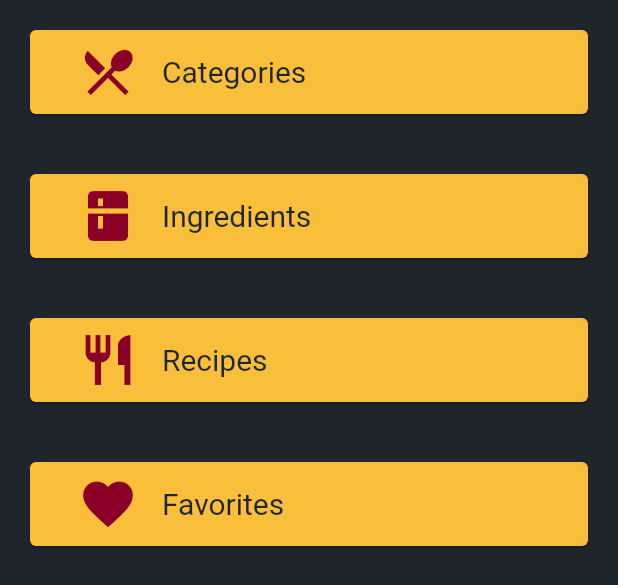
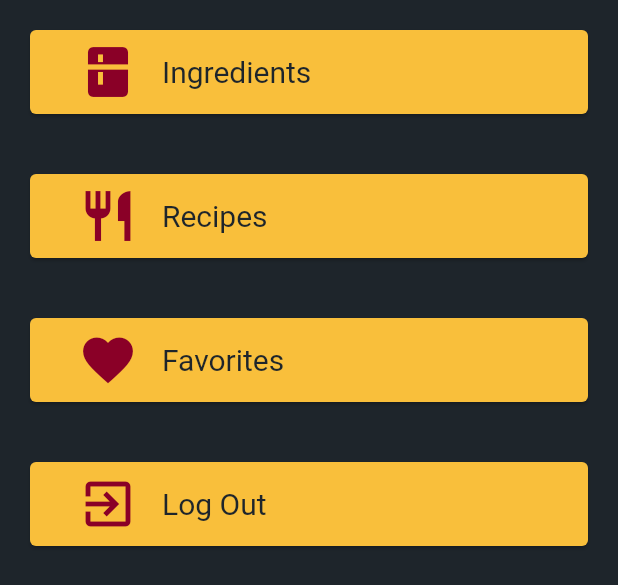
Before and after one commit to dpalencia/EasyEats, a Flutter app: the MainScreen widget shown alone on an empty page, opened directly, on a phone screen of 412 x 824 dp. Shown: the top 585 px of the screen. Run offline on Flutter 3.47's test engine with Material 2 defaults, Android fonts, the phone set to English and light mode, and no system bars; our stand-ins replace cloud_firestore, firebase_auth, flutter_rating_bar; accounts and stored records are empty; network calls fail; Roboto replaces fonts that are missing (Caveat).

Commit message:
Cleaning up Colors/Layout of Dish Lists

```diff
--- a/Source Code/lib/classes/FavoriteButton.dart
+++ b/Source Code/lib/classes/FavoriteButton.dart
@@ -7,16 +7,19 @@ class FavoriteButton extends StatelessWidget {
   // Build a tappable favorites icon based on live database data.
   // Tapping will add/remove the dish from the user favorites.
   final Dish _dish;
-  FavoriteButton(this._dish);
+  final Color color;
+  FavoriteButton(this._dish, {this.color});
   @override
   build(BuildContext context) {
     return StreamBuilder(
               stream: Firestore.instance.collection("user").document(getTheUserID(context)).snapshots(),
               builder: (BuildContext context, AsyncSnapshot<DocumentSnapshot> snap) {
+                if(snap.connectionState == ConnectionState.waiting) return Text("Loading...");
                 List<dynamic> userFavorites = snap.data["favoriteRecipes"].toList();
                 bool isInFavorites = snap.data["favoriteRecipes"].any((element) => element.path == _dish.ref.path);
                 return IconButton(
                   icon: Icon(isInFavorites ? Icons.star : Icons.star_border),
+                  color: color,
                   onPressed: () {
                     if(isInFavorites) removeFromFavorites(userFavorites, snap.data.reference, context);
                     else addToFavorites(userFavorites, snap.data.reference, context);
--- a/Source Code/lib/classes/Theme.dart
+++ b/Source Code/lib/classes/Theme.dart
@@ -14,6 +14,12 @@ ThemeData darkTheme() {
       body1: TextStyle(
         color: Color(0xffffffff)
       )
+    ),
+    accentTextTheme: TextTheme(
+      display1: TextStyle(
+        color: Color(0xff8a0027),
+        fontSize: 25
+      )
     )
   );
 }
--- a/Source Code/lib/screens/LandingScreen.dart
+++ b/Source Code/lib/screens/LandingScreen.dart
@@ -1,8 +1,10 @@
 import 'package:flutter/material.dart';
 import 'package:odysseusrecipes/classes/MainDrawer.dart';
 import 'package:odysseusrecipes/classes/Theme.dart';
+import 'package:odysseusrecipes/functions/accountHelpers.dart';
 import 'package:odysseusrecipes/screens/IngredientsList.dart';
 import 'package:odysseusrecipes/screens/DishesList.dart';
+import 'package:odysseusrecipes/screens/Root.dart';
 
 class LandingScreen extends StatelessWidget {
   @override
@@ -36,7 +38,6 @@ class LandingScreen extends StatelessWidget {
             ),
           ],
         ),
-        drawer: MainDrawer(),
         body: MainScreen(),
         backgroundColor: Theme.of(context).backgroundColor,
     )
@@ -45,6 +46,32 @@ class LandingScreen extends StatelessWidget {
 }
 
 class MainScreen extends StatelessWidget {
+  Widget paddedButton(BuildContext context, IconData theIcon, String label, callback) {
+    return Padding(
+          padding: const EdgeInsets.all(16.0),
+          child: Card(
+              color: Theme.of(context).accentColor,
+              child: FlatButton(
+                child: ListTile(
+                  leading: Icon(
+                    theIcon,
+                    size: 40.0,
+                    color: Theme.of(context).primaryColor,
+                  ),
+                  title: Text(
+                    label,
+                    style: TextStyle(
+                        fontSize: 20.0,
+                        color: Theme.of(context).backgroundColor,
+                    ),
+                  ),
+                ),
+                onPressed: callback,
+              ),
+          ),
+        );
+  }
+
   @override
   Widget build(BuildContext context) {
     return ListView(
@@ -56,111 +83,13 @@ class MainScreen extends StatelessWidget {
             ),
           ],
         ),
-        Padding(
-          padding: const EdgeInsets.all(16.0),
-          child: Card(
-            color: Theme.of(context).accentColor,
-            child: FlatButton(
-              child: ListTile(
-                leading: Icon(
-                  Icons.restaurant_menu,
-                  size: 40.0,
-                  color: Theme.of(context).primaryColor,
-                ),
-                title: Text(
-                  'Categories',
-                  style: TextStyle(
-                    fontFamily: 'Caveat',
-                    fontSize: 20.0,
-                    color: Theme.of(context).backgroundColor,
-                  ),
-                ),
-              ),
-              onPressed: (){
-                print('Categories pressed');
-              },
-            ),
-          ),
-        ),
-        Padding(
-          padding: const EdgeInsets.all(16.0),
-          child: Card(
-              color: Theme.of(context).accentColor,
-              child: FlatButton(
-                child: ListTile(
-                  leading: Icon(
-                    Icons.kitchen,
-                    size: 40.0,
-                    color: Theme.of(context).primaryColor,
-                  ),
-                  title: Text(
-                    'Ingredients',
-                    style: TextStyle(
-                        fontFamily: 'Caveat',
-                        fontSize: 20.0,
-                        color: Theme.of(context).backgroundColor,
-                    ),
-                  ),
-                ),
-                onPressed: (){
-                  Navigator.of(context).push(MaterialPageRoute(builder: (context) => IngredientsList()));
-                },
-              ),
-          ),
-        ),
-        Padding(
-          padding: const EdgeInsets.all(16.0),
-          child: Card(
-            color: Theme.of(context).accentColor,
-            child: FlatButton(
-              child: ListTile(
-                leading: Icon(
-                  Icons.restaurant,
-                  size: 40.0,
-                  color: Theme.of(context).primaryColor,
-                ),
-                title: Text(
-                  'Recipes',
-                  style: TextStyle(
-                    fontFamily: 'Caveat',
-                    fontSize: 20.0,
-                    color: Theme.of(context).backgroundColor
-                  ),
-                ),
-              ),
-              onPressed: (){
-                Navigator.of(context).push(MaterialPageRoute(builder: (context) => DishesList.type("dishes")));
-              },
-            ),
-          ),
-        ),
-        Padding(
-          padding: const EdgeInsets.all(16.0),
-          child: Card(
-            color: Theme.of(context).accentColor,
-            child: FlatButton(
-              child: ListTile(
-                leading: Icon(
-                  Icons.favorite,
-                  size: 40.0,
-                  color: Theme.of(context).primaryColor,
-                ),
-                title: Text(
-                  'Favorites',
-                  style: TextStyle(
-                    fontFamily: 'Caveat',
-                    fontSize: 20.0,
-                    color: Theme.of(context).backgroundColor,
-                  ),
-                ),
-              ),
-                onPressed: (){
-                  print('am i even fucking updating');
-                  Navigator.of(context).push(MaterialPageRoute(builder: (context) => DishesList.type("Favorites")));
-                },
-            ),
-          ),
-        ),
+        paddedButton(context, Icons.kitchen, "Ingredients", () { Navigator.of(context).push(MaterialPageRoute(builder: (context) => IngredientsList())); }),
+        paddedButton(context, Icons.restaurant, "Recipes", () { Navigator.of(context).push(MaterialPageRoute(builder: (context) => DishesList.type("dishes"))); }),
+        paddedButton(context, Icons.favorite, "Favorites", () { Navigator.of(context).push(MaterialPageRoute(builder: (context) => DishesList.type("Favorites"))); }),
+        paddedButton(context, Icons.exit_to_app, "Log Out", () {
+          Navigator.of(context).pop();
+          logOut(InheritRootState.of(context));
+        })
       ],
     );
   }
```
Also changed, not shown: Source Code/lib/screens/DishesList.dart (+20 -40 lines).
